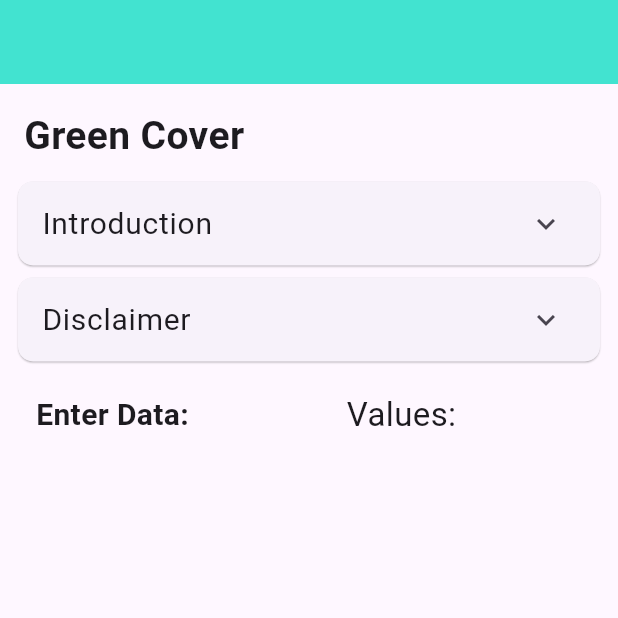
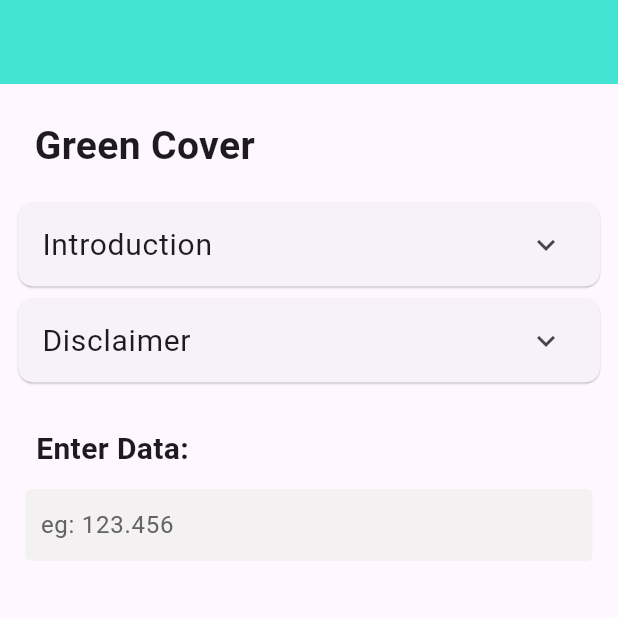
Before and after one commit to ia4226/EcoCode_Sustainable_banking_System, a Flutter app: the screen it shows after launch, on a phone screen of 412 x 824 dp, the top half of it. Run offline on Flutter 3.47's test engine with Material 2 defaults, Android fonts, the phone set to English and light mode, and no system bars; our stand-ins replace pinput.

Commit message:
green cover page done

```diff
--- a/lib/green_cover.dart
+++ b/lib/green_cover.dart
@@ -27,7 +27,7 @@ class _GreenCoverState extends State<GreenCover> {
         child: Column(
           children: [
             Padding(
-              padding: const EdgeInsets.all(8.0),
+              padding: const EdgeInsets.all(15.0),
               child: Container(
                 alignment: Alignment.topLeft,
                 child: const Text(
@@ -99,24 +99,42 @@ class _GreenCoverState extends State<GreenCover> {
                   ),
               ],
             ),
-            const Padding(
-              padding: EdgeInsets.all(16.0),
-              child: Row(
-                children: [
-                  Text(
-                    'Enter Data: ',
-                    style: TextStyle(fontSize: 20, fontWeight: FontWeight.w600),
+            const SizedBox(
+              height: 10,
+            ),
+            Padding(
+              padding: const EdgeInsets.only(
+                  top: 16, left: 16, right: 16, bottom: 8),
+              child: Container(
+                alignment: Alignment.topLeft,
+                child: const Text(
+                  'Enter Data: ',
+                  style: TextStyle(fontSize: 20, fontWeight: FontWeight.w600),
+                ),
+              ),
+            ),
+            Padding(
+              padding: const EdgeInsets.only(left: 5.0, right: 5, bottom: 16),
+              child: Card(
+                elevation: 0,
+                shape: RoundedRectangleBorder(
+                  borderRadius: BorderRadius.circular(4),
+                ),
+                color: const Color.fromARGB(255, 243, 241, 241),
+                child: Padding(
+                  padding: const EdgeInsets.only(left: 10.0),
+                  child: TextFormField(
+                    decoration: const InputDecoration(
+                      border: InputBorder.none,
+                      hintText: 'eg: 123.456',
+                      hintStyle: TextStyle(
+                        color: Color.fromARGB(255, 99, 99, 99),
+                      ),
+                    ),
                   ),
-                  SizedBox(
-                    width: 100,
-                  ),
-                  Text(
-                    'Values: ',
-                    style: TextStyle(fontSize: 22, fontWeight: FontWeight.w400),
-                  ),
-                ],
+                ),
               ),
-            )
+            ),
           ],
         ),
       ),
```
